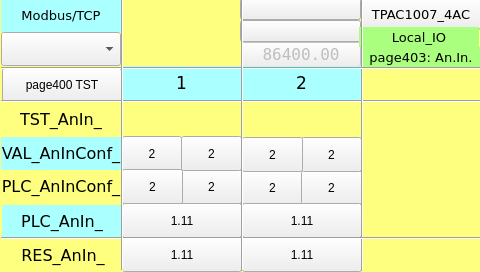
The window that TPAC1007_04_AC/Local_IO_HMI/page403.ui (MECTsrl/mect_apps) describes before a commit, drawn with Qt 5.
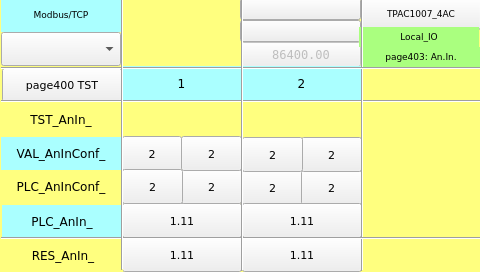
The same window after the commit. Custom widgets are drawn as their Qt base class.

Commit message: Fonts resize

What changed in the file:
```diff
--- a/TPAC1007_04_AC/Local_IO_HMI/page403.ui
+++ b/TPAC1007_04_AC/Local_IO_HMI/page403.ui
@@ -43,7 +43,7 @@
    <property name="font">
     <font>
      <family>DejaVu Sans</family>
-     <pointsize>10</pointsize>
+  <pointsize>7</pointsize>
      <weight>50</weight>
      <bold>false</bold>
     </font>
@@ -155,6 +155,12 @@
    <property name="borderRadius">
     <number>0</number>
    </property>
+<property name="font">
+ <font>
+  <family>DejaVu Sans</family>
+  <pointsize>8</pointsize>
+ </font>
+</property>
   </widget>
   <widget class="ATCMlabel" name="atcmLabel_PLC_AnIn_1">
    <property name="geometry">
@@ -212,6 +218,12 @@
    <property name="borderRadius">
     <number>0</number>
    </property>
+<property name="font">
+ <font>
+  <family>DejaVu Sans</family>
+  <pointsize>8</pointsize>
+ </font>
+</property>
   </widget>
   <widget class="ATCMlabel" name="atcmLabel_PLC_AnInConf_2">
    <property name="geometry">
@@ -269,6 +281,12 @@
    <property name="borderRadius">
     <number>0</number>
    </property>
+<property name="font">
+ <font>
+  <family>DejaVu Sans</family>
+  <pointsize>8</pointsize>
+ </font>
+</property>
   </widget>
   <widget class="ATCMlabel" name="atcmLabel_PLC_AnIn2Filter">
    <property name="geometry">
@@ -326,6 +344,12 @@
    <property name="borderRadius">
     <number>0</number>
    </property>
+<property name="font">
+ <font>
+  <family>DejaVu Sans</family>
+  <pointsize>8</pointsize>
+ </font>
+</property>
   </widget>
   <widget class="ATCMlabel" name="atcmLabel_PLC_AnIn1Filter">
    <property name="geometry">
@@ -383,6 +407,12 @@
    <property name="borderRadius">
     <number>0</number>
    </property>
+<property name="font">
+ <font>
+  <family>DejaVu Sans</family>
+  <pointsize>8</pointsize>
+ </font>
+</property>
   </widget>
   <widget class="QLabel" name="label_TST_AnIn_">
    <property name="geometry">
@@ -396,7 +426,7 @@
    <property name="font">
     <font>
      <family>DejaVu Sans</family>
-     <pointsize>12</pointsize>
+  <pointsize>9</pointsize>
     </font>
    </property>
    <property name="styleSheet">
@@ -424,7 +454,7 @@
    <property name="font">
     <font>
      <family>DejaVu Sans Mono</family>
-     <pointsize>12</pointsize>
+  <pointsize>9</pointsize>
     </font>
    </property>
    <property name="text">
@@ -565,6 +595,12 @@
    <property name="borderRadius">
     <number>0</number>
    </property>
+<property name="font">
+ <font>
+  <family>DejaVu Sans</family>
+  <pointsize>8</pointsize>
+ </font>
+</property>
   </widget>
   <widget class="QLabel" name="label_PLC_AnIn_">
    <property name="geometry">
@@ -578,7 +614,7 @@
    <property name="font">
     <font>
      <family>DejaVu Sans</family>
-     <pointsize>12</pointsize>
+  <pointsize>9</pointsize>
     </font>
    </property>
    <property name="styleSheet">
@@ -603,7 +639,7 @@
    <property name="font">
     <font>
      <family>DejaVu Sans</family>
-     <pointsize>10</pointsize>
+  <pointsize>7</pointsize>
     </font>
    </property>
    <property name="styleSheet">
@@ -698,6 +734,12 @@
    <property name="borderRadius">
     <number>0</number>
    </property>
+<property name="font">
+ <font>
+  <family>DejaVu Sans</family>
+  <pointsize>8</pointsize>
+ </font>
+</property>
   </widget>
   <widget class="ATCMlabel" name="atcmLabel_VAL_AnInFltr_1">
    <property name="geometry">
@@ -755,6 +797,12 @@
    <property name="borderRadius">
     <number>0</number>
    </property>
+<property name="font">
+ <font>
+  <family>DejaVu Sans</family>
+  <pointsize>8</pointsize>
+ </font>
+</property>
   </widget>
   <widget class="QLabel" name="label_Page">
    <property name="geometry">
@@ -768,7 +816,7 @@
    <property name="font">
     <font>
      <family>DejaVu Sans</family>
-     <pointsize>10</pointsize>
+  <pointsize>7</pointsize>
     </font>
    </property>
    <property name="styleSheet">
@@ -850,6 +898,12 @@
    <property name="borderRadius">
     <number>0</number>
    </property>
+<property name="font">
+ <font>
+  <family>DejaVu Sans</family>
+  <pointsize>8</pointsize>
+ </font>
+</property>
   </widget>
   <widget class="ATCMcombobox" name="atcmComboBox">
    <property name="geometry">
@@ -947,7 +1001,7 @@
    <property name="font">
     <font>
      <family>DejaVu Sans</family>
-     <pointsize>13</pointsize>
+  <pointsize>9</pointsize>
     </font>
    </property>
    <property name="styleSheet">
@@ -972,7 +1026,7 @@
    <property name="font">
     <font>
      <family>DejaVu Sans</family>
-     <pointsize>12</pointsize>
+  <pointsize>9</pointsize>
     </font>
    </property>
    <property name="styleSheet">
@@ -997,7 +1051,7 @@
    <property name="font">
     <font>
      <family>DejaVu Sans</family>
-     <pointsize>12</pointsize>
+  <pointsize>9</pointsize>
     </font>
    </property>
    <property name="styleSheet">
@@ -1072,7 +1126,7 @@
    <property name="font">
     <font>
      <family>DejaVu Sans</family>
-     <pointsize>12</pointsize>
+  <pointsize>9</pointsize>
     </font>
    </property>
    <property name="styleSheet">
@@ -1154,6 +1208,12 @@
    <property name="borderRadius">
     <number>0</number>
    </property>
+<property name="font">
+ <font>
+  <family>DejaVu Sans</family>
+  <pointsize>8</pointsize>
+ </font>
+</property>
   </widget>
   <widget class="ATCMbutton" name="atcmButton_page402_2">
    <property name="geometry">
@@ -1204,6 +1264,12 @@
    <property name="apparence">
     <enum>QFrame::Raised</enum>
    </property>
+<property name="font">
+ <font>
+  <family>DejaVu Sans</family>
+  <pointsize>8</pointsize>
+ </font>
+</property>
   </widget>
   <widget class="QLabel" name="label_18">
    <property name="geometry">
@@ -1217,7 +1283,7 @@
    <property name="font">
     <font>
      <family>DejaVu Sans</family>
-     <pointsize>10</pointsize>
+  <pointsize>7</pointsize>
     </font>
    </property>
    <property name="styleSheet">
@@ -1335,6 +1401,12 @@
    <property name="borderRadius">
     <number>0</number>
    </property>
+<property name="font">
+ <font>
+  <family>DejaVu Sans</family>
+  <pointsize>8</pointsize>
+ </font>
+</property>
   </widget>
   <widget class="QLabel" name="label_AnIn_1">
    <property name="geometry">
@@ -1348,7 +1420,7 @@
    <property name="font">
     <font>
      <family>DejaVu Sans</family>
-     <pointsize>13</pointsize>
+  <pointsize>9</pointsize>
     </font>
    </property>
    <property name="styleSheet">
@@ -1453,6 +1525,12 @@
    <property name="borderRadius">
     <number>0</number>
    </property>
+<property name="font">
+ <font>
+  <family>DejaVu Sans</family>
+  <pointsize>8</pointsize>
+ </font>
+</property>
   </widget>
   <zorder>atcmButton_5</zorder>
   <zorder>atcmLabel_VAL_AnInConf_1</zorder>
```
Left out of the diff: 58 changed lines with no effect on the pictures. Lines whose indentation alone changed are shown as unchanged. The commit also changes 70 other files.
